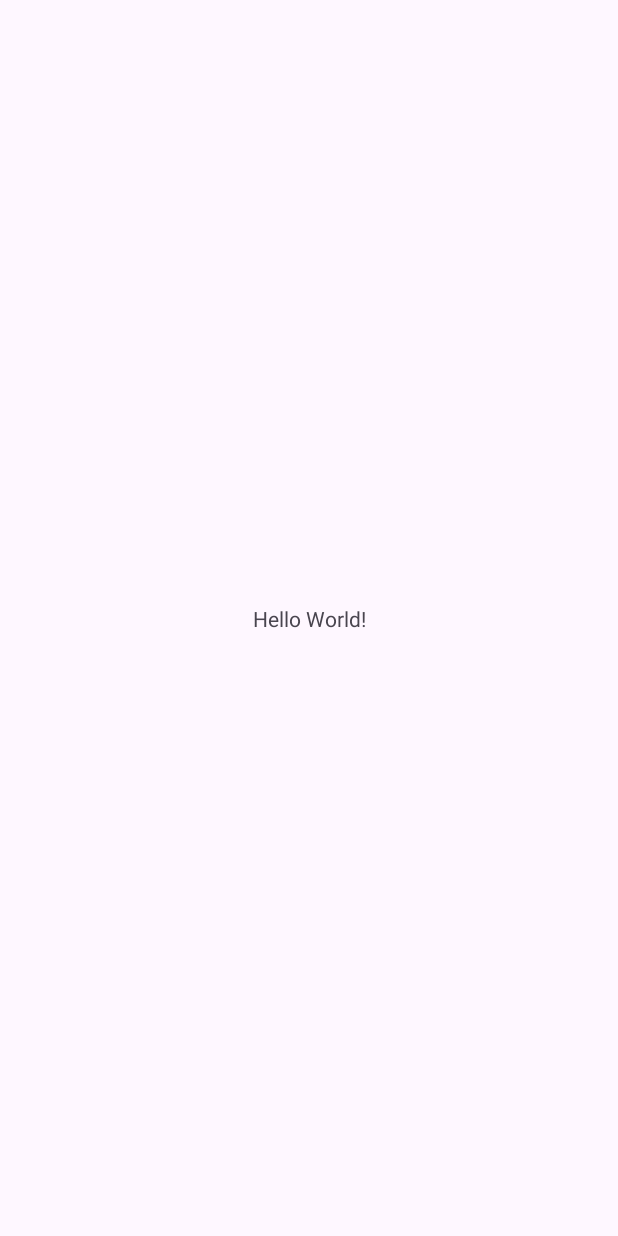
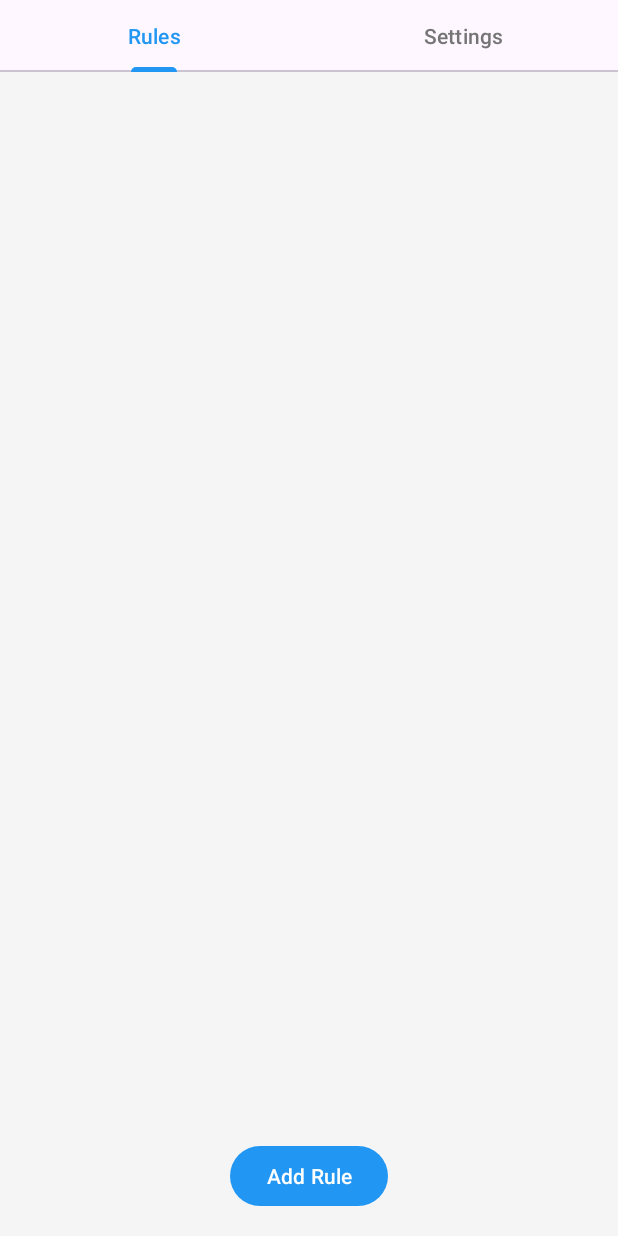
Before and after one commit to marcoperic/DiabetesNotificaionsAndroid, an Android app: the screen it shows after launch (MainActivity), on a phone screen of 412 x 824 dp. Before the commit the screen is almost empty. Run offline under Robolectric (Android 15) with nearby library versions, the phone set to English and light mode, and no system bars.

Commit message:
basic UI

```diff
--- /dev/null
+++ b/app/src/main/java/com/mperic/diabetesnotificaions/DiabetesApp.java
@@ -0,0 +1,32 @@
+package com.mperic.diabetesnotificaions;
+
+import android.app.Application;
+import android.app.NotificationChannel;
+import android.app.NotificationManager;
+import android.os.Build;
+
+public class DiabetesApp extends Application {
+    public static final String CHANNEL_ID = "diabetes_notifications";
+
+    @Override
+    public void onCreate() {
+        super.onCreate();
+        createNotificationChannel();
+    }
+
+    private void createNotificationChannel() {
+        if (Build.VERSION.SDK_INT >= Build.VERSION_CODES.O) {
+            NotificationChannel channel = new NotificationChannel(
+                    CHANNEL_ID,
+                    "Diabetes Notifications",
+                    NotificationManager.IMPORTANCE_HIGH
+            );
+            channel.setDescription("Channel for diabetes reminders");
+            channel.enableVibration(true);
+            channel.setShowBadge(true);
+
+            NotificationManager manager = getSystemService(NotificationManager.class);
+            manager.createNotificationChannel(channel);
+        }
+    }
+}
--- a/app/src/main/java/com/mperic/diabetesnotificaions/MainActivity.java
+++ b/app/src/main/java/com/mperic/diabetesnotificaions/MainActivity.java
@@ -1,24 +1,68 @@
 package com.mperic.diabetesnotificaions;
 
 import android.os.Bundle;
-
 import androidx.activity.EdgeToEdge;
 import androidx.appcompat.app.AppCompatActivity;
 import androidx.core.graphics.Insets;
 import androidx.core.view.ViewCompat;
+import androidx.core.view.WindowCompat;
 import androidx.core.view.WindowInsetsCompat;
+import androidx.fragment.app.Fragment;
+import androidx.fragment.app.FragmentActivity;
+import androidx.viewpager2.adapter.FragmentStateAdapter;
+import androidx.viewpager2.widget.ViewPager2;
+
+import com.google.android.material.tabs.TabLayout;
+import com.google.android.material.tabs.TabLayoutMediator;
+import com.mperic.diabetesnotificaions.ui.RulesFragment;
+import com.mperic.diabetesnotificaions.ui.SettingsFragment;
 
 public class MainActivity extends AppCompatActivity {
+    private ViewPager2 viewPager;
+    private TabLayout tabLayout;
 
     @Override
     protected void onCreate(Bundle savedInstanceState) {
         super.onCreate(savedInstanceState);
-        EdgeToEdge.enable(this);
+
+        // Enable edge-to-edge
+        WindowCompat.setDecorFitsSystemWindows(getWindow(), false);
+
         setContentView(R.layout.activity_main);
-        ViewCompat.setOnApplyWindowInsetsListener(findViewById(R.id.main), (v, insets) -> {
-            Insets systemBars = insets.getInsets(WindowInsetsCompat.Type.systemBars());
-            v.setPadding(systemBars.left, systemBars.top, systemBars.right, systemBars.bottom);
-            return insets;
+
+        viewPager = findViewById(R.id.viewPager);
+        tabLayout = findViewById(R.id.tabLayout);
+
+        // Set up the adapter
+        ViewPagerAdapter pagerAdapter = new ViewPagerAdapter(this);
+        viewPager.setAdapter(pagerAdapter);
+
+        // Connect TabLayout with ViewPager2
+        new TabLayoutMediator(tabLayout, viewPager, (tab, position) -> {
+            tab.setText(position == 0 ? R.string.tab_rules : R.string.tab_settings);
+        }).attach();
+
+        // Handle window insets
+        ViewCompat.setOnApplyWindowInsetsListener(findViewById(R.id.main), (view, windowInsets) -> {
+            Insets insets = windowInsets.getInsets(WindowInsetsCompat.Type.systemBars());
+            view.setPadding(0, insets.top, 0, insets.bottom);
+            return WindowInsetsCompat.CONSUMED;
         });
     }
+
+    private static class ViewPagerAdapter extends FragmentStateAdapter {
+        public ViewPagerAdapter(FragmentActivity fa) {
+            super(fa);
+        }
+
+        @Override
+        public Fragment createFragment(int position) {
+            return position == 0 ? new RulesFragment() : new SettingsFragment();
+        }
+
+        @Override
+        public int getItemCount() {
+            return 2;
+        }
+    }
 }
--- /dev/null
+++ b/app/src/main/java/com/mperic/diabetesnotificaions/ui/RulesFragment.java
@@ -0,0 +1,35 @@
+package com.mperic.diabetesnotificaions.ui;
+
+import android.os.Bundle;
+import android.view.LayoutInflater;
+import android.view.View;
+import android.view.ViewGroup;
+
+import androidx.fragment.app.Fragment;
+import androidx.recyclerview.widget.LinearLayoutManager;
+import androidx.recyclerview.widget.RecyclerView;
+
+import com.mperic.diabetesnotificaions.R;
+import com.google.android.material.button.MaterialButton;
+
+public class RulesFragment extends Fragment {
+    private RecyclerView rulesRecyclerView;
+    private MaterialButton addRuleButton;
+
+    @Override
+    public View onCreateView(LayoutInflater inflater, ViewGroup container, Bundle savedInstanceState) {
+        View view = inflater.inflate(R.layout.fragment_rules, container, false);
+
+        rulesRecyclerView = view.findViewById(R.id.rulesRecyclerView);
+        rulesRecyclerView.setLayoutManager(new LinearLayoutManager(getContext()));
+
+        addRuleButton = view.findViewById(R.id.addRuleButton);
+        addRuleButton.setOnClickListener(v -> showAddRuleDialog());
+
+        return view;
+    }
+
+    private void showAddRuleDialog() {
+        // TODO: Implement add rule dialog
+    }
+}
--- a/app/src/main/res/layout/activity_main.xml
+++ b/app/src/main/res/layout/activity_main.xml
@@ -1,19 +1,34 @@
 <?xml version="1.0" encoding="utf-8"?>
-<androidx.constraintlayout.widget.ConstraintLayout xmlns:android="http://schemas.android.com/apk/res/android"
+<androidx.coordinatorlayout.widget.CoordinatorLayout
+    xmlns:android="http://schemas.android.com/apk/res/android"
     xmlns:app="http://schemas.android.com/apk/res-auto"
-    xmlns:tools="http://schemas.android.com/tools"
     android:id="@+id/main"
     android:layout_width="match_parent"
     android:layout_height="match_parent"
-    tools:context=".MainActivity">
+    android:fitsSystemWindows="true">
 
-    <TextView
-        android:layout_width="wrap_content"
+    <com.google.android.material.appbar.AppBarLayout
+        android:layout_width="match_parent"
         android:layout_height="wrap_content"
-        android:text="Hello World!"
-        app:layout_constraintBottom_toBottomOf="parent"
-        app:layout_constraintEnd_toEndOf="parent"
-        app:layout_constraintStart_toStartOf="parent"
-        app:layout_constraintTop_toTopOf="parent" />
+        android:background="@color/surface"
+        android:elevation="4dp">
 
-</androidx.constraintlayout.widget.ConstraintLayout>
+        <com.google.android.material.tabs.TabLayout
+            android:id="@+id/tabLayout"
+            android:layout_width="match_parent"
+            android:layout_height="wrap_content"
+            app:tabTextColor="@color/text_secondary"
+            app:tabSelectedTextColor="@color/primary"
+            app:tabIndicatorColor="@color/primary"
+            app:tabMode="fixed"
+            app:tabGravity="fill"/>
+
+    </com.google.android.material.appbar.AppBarLayout>
+
+    <androidx.viewpager2.widget.ViewPager2
+        android:id="@+id/viewPager"
+        android:layout_width="match_parent"
+        android:layout_height="match_parent"
+        app:layout_behavior="@string/appbar_scrolling_view_behavior"/>
+
+</androidx.coordinatorlayout.widget.CoordinatorLayout>
--- /dev/null
+++ b/app/src/main/res/layout/fragment_rules.xml
@@ -0,0 +1,25 @@
+<?xml version="1.0" encoding="utf-8"?>
+<androidx.constraintlayout.widget.ConstraintLayout
+    xmlns:android="http://schemas.android.com/apk/res/android"
+    xmlns:app="http://schemas.android.com/apk/res-auto"
+    android:layout_width="match_parent"
+    android:layout_height="match_parent"
+    android:padding="16dp">
+
+    <androidx.recyclerview.widget.RecyclerView
+        android:id="@+id/rulesRecyclerView"
+        android:layout_width="match_parent"
+        android:layout_height="0dp"
+        app:layout_constraintTop_toTopOf="parent"
+        app:layout_constraintBottom_toTopOf="@id/addRuleButton"/>
+
+    <com.google.android.material.button.MaterialButton
+        android:id="@+id/addRuleButton"
+        android:layout_width="wrap_content"
+        android:layout_height="wrap_content"
+        android:text="@string/add_rule"
+        app:layout_constraintBottom_toBottomOf="parent"
+        app:layout_constraintEnd_toEndOf="parent"
+        app:layout_constraintStart_toStartOf="parent"/>
+
+</androidx.constraintlayout.widget.ConstraintLayout>
--- a/app/src/main/res/values/colors.xml
+++ b/app/src/main/res/values/colors.xml
@@ -1,5 +1,11 @@
 <?xml version="1.0" encoding="utf-8"?>
 <resources>
-    <color name="black">#FF000000</color>
-    <color name="white">#FFFFFFFF</color>
+    <color name="primary">#2196F3</color>
+    <color name="primary_dark">#1976D2</color>
+    <color name="accent">#FF4081</color>
+    <color name="background">#F5F5F5</color>
+    <color name="surface">#FFFFFF</color>
+    <color name="text_primary">#212121</color>
+    <color name="text_secondary">#757575</color>
+    <color name="divider">#BDBDBD</color>
 </resources>
--- a/app/src/main/res/values/themes.xml
+++ b/app/src/main/res/values/themes.xml
@@ -3,6 +3,14 @@
     <style name="Base.Theme.DiabetesNotificaions" parent="Theme.Material3.DayNight.NoActionBar">
         <!-- Customize your light theme here. -->
         <!-- <item name="colorPrimary">@color/my_light_primary</item> -->
+        <item name="colorPrimary">@color/primary</item>
+        <item name="colorPrimaryDark">@color/primary_dark</item>
+        <item name="colorAccent">@color/accent</item>
+        <item name="android:windowBackground">@color/background</item>
+        <item name="android:statusBarColor">@color/primary</item>
+        <item name="android:navigationBarColor">@color/background</item>
+        <item name="android:textColorPrimary">@color/text_primary</item>
+        <item name="android:textColorSecondary">@color/text_secondary</item>
     </style>
 
     <style name="Theme.DiabetesNotificaions" parent="Base.Theme.DiabetesNotificaions" />
```
Also changed, not shown: app/build.gradle.kts (+11 -1 lines), app/src/main/AndroidManifest.xml (+18 -4 lines), app/src/main/java/com/mperic/diabetesnotificaions/model/NotificationMessage.java (added, +25 -0 lines), app/src/main/java/com/mperic/diabetesnotificaions/model/NotificationRule.java (added, +27 -0 lines), app/src/main/java/com/mperic/diabetesnotificaions/notification/NotificationHelper.java (added, +55 -0 lines), app/src/main/java/com/mperic/diabetesnotificaions/notification/NotificationReceiver.java (added, +16 -0 lines), app/src/main/java/com/mperic/diabetesnotificaions/notification/SchedulingManager.java (added, +85 -0 lines), app/src/main/java/com/mperic/diabetesnotificaions/ui/SettingsFragment.java (added, +46 -0 lines), app/src/main/java/com/mperic/diabetesnotificaions/util/PreferenceManager.java (added, +63 -0 lines), app/src/main/res/layout/fragment_settings.xml (added, +90 -0 lines), app/src/main/res/values/strings.xml (+16 -1 lines).
